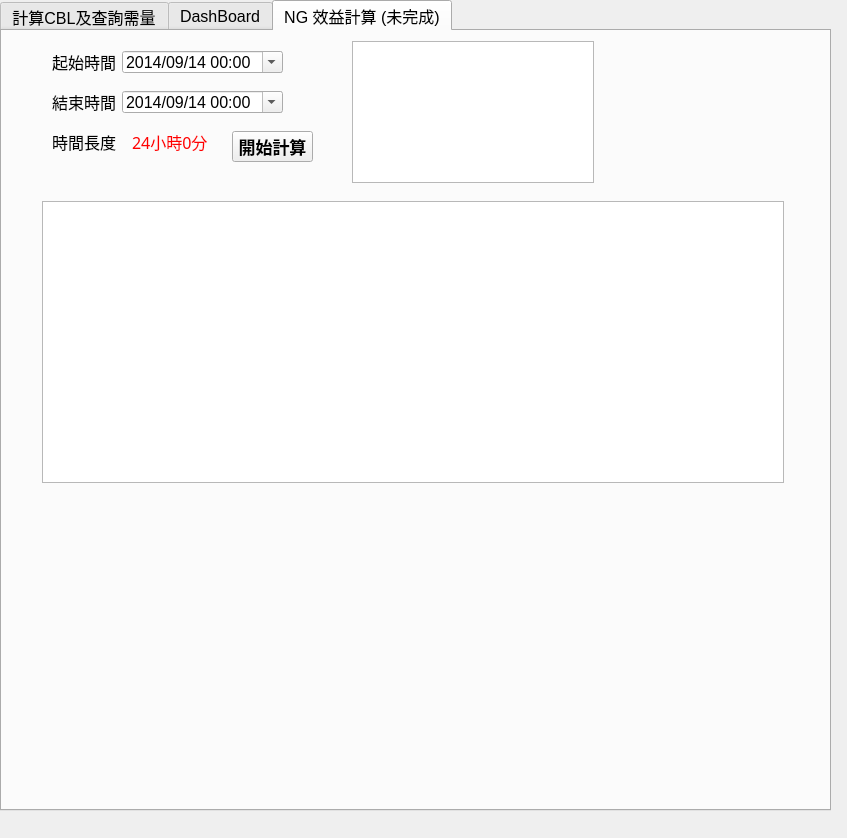
First picture: the form in ui.ui, repository JoesphChou/InterfaceForDispatch, before the edit.
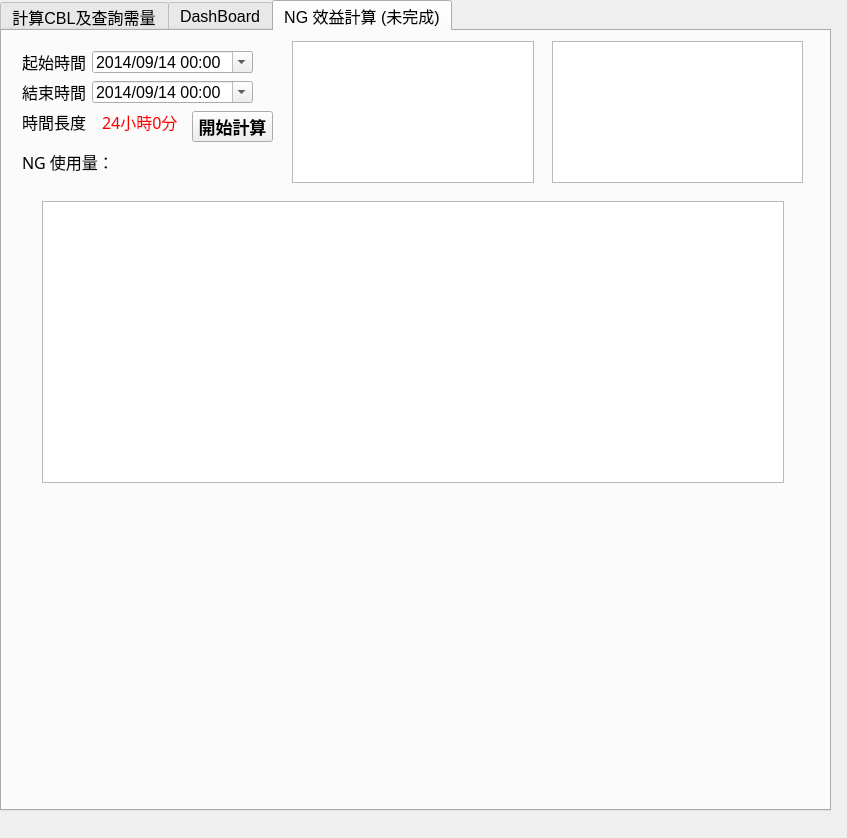
Second picture: the form after the edit.

```diff
--- a/ui.ui
+++ b/ui.ui
@@ -3200,7 +3200,7 @@
     <widget class="QDateTimeEdit" name="dateTimeEdit">
      <property name="geometry">
       <rect>
-       <x>120</x>
+       <x>90</x>
        <y>20</y>
        <width>161</width>
        <height>22</height>
@@ -3239,8 +3239,8 @@
     <widget class="QDateTimeEdit" name="dateTimeEdit_2">
      <property name="geometry">
       <rect>
-       <x>120</x>
-       <y>60</y>
+       <x>90</x>
+       <y>50</y>
        <width>161</width>
        <height>22</height>
       </rect>
@@ -3275,8 +3275,8 @@
     <widget class="QLabel" name="label_25">
      <property name="geometry">
       <rect>
-       <x>50</x>
-       <y>100</y>
+       <x>20</x>
+       <y>80</y>
        <width>81</width>
        <height>21</height>
       </rect>
@@ -3294,8 +3294,8 @@
     <widget class="QLabel" name="label_26">
      <property name="geometry">
       <rect>
-       <x>130</x>
-       <y>100</y>
+       <x>100</x>
+       <y>80</y>
        <width>91</width>
        <height>21</height>
       </rect>
@@ -3316,14 +3316,20 @@
     <widget class="QTableWidget" name="tableWidget_4">
      <property name="geometry">
       <rect>
-       <x>350</x>
+       <x>290</x>
        <y>10</y>
        <width>242</width>
        <height>142</height>
       </rect>
      </property>
+     <property name="sizePolicy">
+      <sizepolicy hsizetype="Expanding" vsizetype="Expanding">
+       <horstretch>0</horstretch>
+       <verstretch>0</verstretch>
+      </sizepolicy>
+     </property>
      <property name="horizontalScrollBarPolicy">
-      <enum>Qt::ScrollBarAsNeeded</enum>
+      <enum>Qt::ScrollBarAlwaysOff</enum>
      </property>
     </widget>
     <widget class="QTableWidget" name="tableWidget_5">
@@ -3339,8 +3345,8 @@
     <widget class="QPushButton" name="pushButton_5">
      <property name="geometry">
       <rect>
-       <x>230</x>
-       <y>100</y>
+       <x>190</x>
+       <y>80</y>
        <width>81</width>
        <height>31</height>
       </rect>
@@ -3359,7 +3365,7 @@
     <widget class="QLabel" name="label_27">
      <property name="geometry">
       <rect>
-       <x>50</x>
+       <x>20</x>
        <y>20</y>
        <width>71</width>
        <height>21</height>
@@ -3378,8 +3384,8 @@
     <widget class="QLabel" name="label_28">
      <property name="geometry">
       <rect>
-       <x>50</x>
-       <y>60</y>
+       <x>20</x>
+       <y>50</y>
        <width>71</width>
        <height>21</height>
       </rect>
@@ -3394,6 +3400,74 @@
       <string>結束時間</string>
      </property>
     </widget>
+    <widget class="QWidget" name="verticalLayoutWidget">
+     <property name="geometry">
+      <rect>
+       <x>10</x>
+       <y>480</y>
+       <width>801</width>
+       <height>291</height>
+      </rect>
+     </property>
+     <layout class="QVBoxLayout" name="verticalLayout"/>
+    </widget>
+    <widget class="QTableWidget" name="tableWidget_6">
+     <property name="geometry">
+      <rect>
+       <x>550</x>
+       <y>10</y>
+       <width>251</width>
+       <height>142</height>
+      </rect>
+     </property>
+     <property name="sizePolicy">
+      <sizepolicy hsizetype="Expanding" vsizetype="Expanding">
+       <horstretch>0</horstretch>
+       <verstretch>0</verstretch>
+      </sizepolicy>
+     </property>
+     <property name="horizontalScrollBarPolicy">
+      <enum>Qt::ScrollBarAlwaysOff</enum>
+     </property>
+    </widget>
+    <widget class="QLabel" name="label_29">
+     <property name="geometry">
+      <rect>
+       <x>20</x>
+       <y>120</y>
+       <width>91</width>
+       <height>21</height>
+      </rect>
+     </property>
+     <property name="font">
+      <font>
+       <family>微軟正黑體</family>
+       <pointsize>12</pointsize>
+      </font>
+     </property>
+     <property name="text">
+      <string>NG 使用量：</string>
+     </property>
+    </widget>
+    <widget class="QLabel" name="label_30">
+     <property name="geometry">
+      <rect>
+       <x>120</x>
+       <y>120</y>
+       <width>131</width>
+       <height>41</height>
+      </rect>
+     </property>
+     <property name="font">
+      <font>
+       <family>微軟正黑體</family>
+       <pointsize>12</pointsize>
+      </font>
+     </property>
+     <property name="text">
+      <string/>
+     </property>
+    </widget>
    </widget>
   </widget>
  </widget>
```
Left out of the diff: 3 changed lines with no effect on the pictures.
